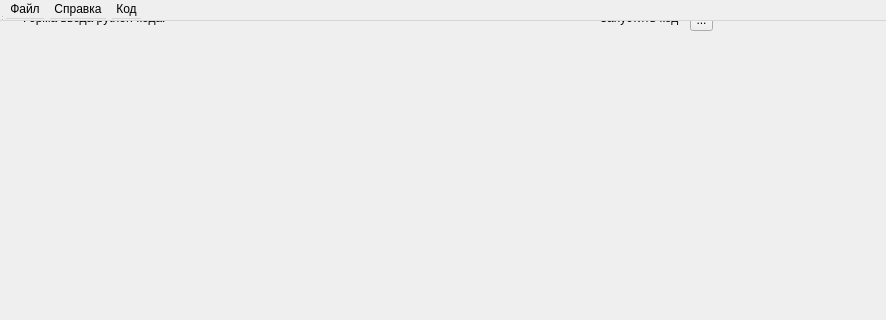
Qt form src/renga_py_shell/ShellWidget.ui (NikBel3476/Renga_python_shell) before a commit; both pictures show x 0 to 886 and y 0 to 320 of the 886 by 581 pixel window.
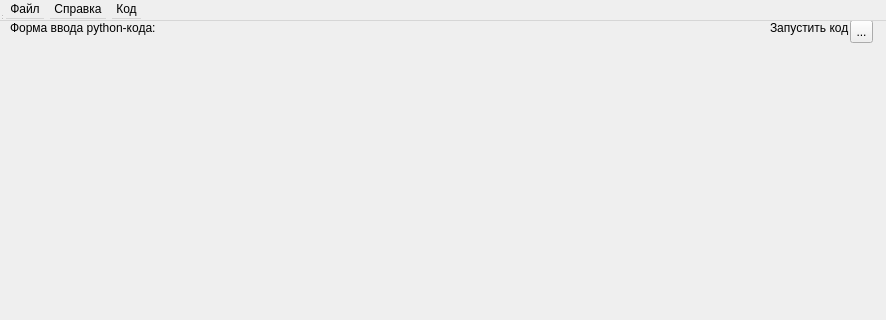
The same form after that commit. Icons and pictures are not drawn.

The edit to the form file:
```diff
--- a/src/renga_py_shell/ShellWidget.ui
+++ b/src/renga_py_shell/ShellWidget.ui
@@ -17,7 +17,15 @@
    <iconset resource="qt_resources_data.qrc">
     <normaloff>:/icons/repa_logo.png</normaloff>:/icons/repa_logo.png</iconset>
   </property>
-  <widget class="QWidget" name="centralwidget">
+  <widget class="QWidget" name="centralwidget" native="true">
+   <property name="geometry">
+    <rect>
+     <x>0</x>
+     <y>0</y>
+     <width>881</width>
+     <height>539</height>
+    </rect>
+   </property>
    <widget class="QLabel" name="label_2">
     <property name="geometry">
      <rect>
@@ -44,8 +52,8 @@
    <widget class="QToolButton" name="command_run_script">
     <property name="geometry">
      <rect>
-      <x>690</x>
-      <y>8</y>
+      <x>850</x>
+      <y>20</y>
       <width>23</width>
       <height>23</height>
      </rect>
@@ -61,9 +69,9 @@
    <widget class="QLabel" name="label_4">
     <property name="geometry">
      <rect>
-      <x>600</x>
-      <y>10</y>
-      <width>91</width>
+      <x>770</x>
+      <y>20</y>
+      <width>81</width>
       <height>16</height>
      </rect>
     </property>
@@ -77,8 +85,8 @@
    <widget class="QLabel" name="label">
     <property name="geometry">
      <rect>
-      <x>20</x>
-      <y>10</y>
+      <x>10</x>
+      <y>20</y>
       <width>151</width>
       <height>16</height>
      </rect>
@@ -125,7 +133,16 @@
    <addaction name="menu_2"/>
    <addaction name="menu_3"/>
   </widget>
-  <widget class="QStatusBar" name="statusbar"/>
+  <widget class="QStatusBar" name="statusbar">
+   <property name="geometry">
+    <rect>
+     <x>0</x>
+     <y>0</y>
+     <width>3</width>
+     <height>21</height>
+    </rect>
+   </property>
+  </widget>
   <action name="action_Python">
    <property name="text">
     <string>Открыть Python скрипт</string>
```
